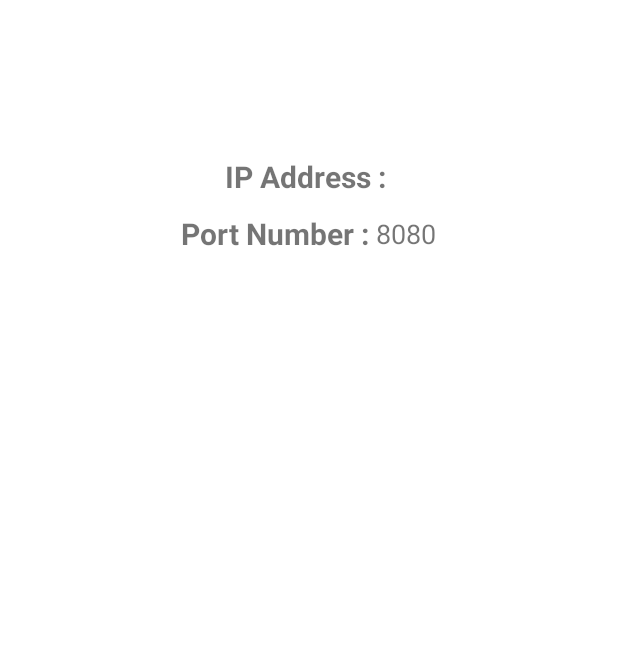
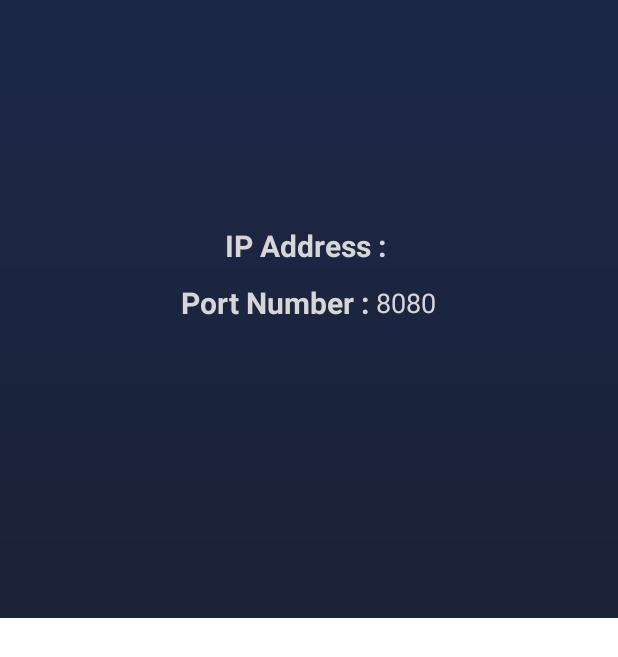
Before and after one commit to sowmen/Android-P2P-Chat-Messenger-using-Java-TCP-IP-Socket-Programming, an Android app: the ShowInfoActivity screen opened directly, with no data from a screen before it, on a phone screen of 412 x 824 dp. Shown: the top 657 px of the screen. Run offline under Robolectric (Android 15) with nearby library versions, the phone set to English and light mode, and no system bars; libraries missing offline, so code that uses them is left out: net.glxn.qrgen; 1 statement that could not run was skipped.

Commit message:
Added drawables

```diff
--- /dev/null
+++ b/app/src/main/res/drawable/background_gradient.xml
@@ -0,0 +1,8 @@
+<?xml version="1.0" encoding="utf-8"?>
+<shape xmlns:android="http://schemas.android.com/apk/res/android"
+    android:shape="rectangle">
+    <gradient
+        android:startColor="#FF1B2338"
+        android:endColor="#FF1C2747"
+        android:angle="90"/>
+</shape>
--- a/app/src/main/res/layout/activity_show_info.xml
+++ b/app/src/main/res/layout/activity_show_info.xml
@@ -4,16 +4,33 @@
     xmlns:tools="http://schemas.android.com/tools"
     android:layout_width="match_parent"
     android:layout_height="match_parent"
+    android:background="#FFFFFF"
     tools:context=".ShowInfoActivity"
     android:orientation="vertical"
     android:gravity="center">
+    <LinearLayout
+        android:orientation="vertical"
+        android:layout_width="match_parent"
+        android:layout_height="match_parent">
+
+        <ImageView
+            android:layout_width="match_parent"
+            android:layout_height="0dp"
+            android:layout_weight="1"
+            android:background="@drawable/background_gradient"
+            android:cropToPadding="false" />
+        <ImageView
+            android:layout_weight="1"
+            android:layout_width="match_parent"
+            android:layout_height="0dp" />
+    </LinearLayout>
 
     <LinearLayout
         android:id="@+id/linearLayout4"
         android:layout_width="match_parent"
         android:layout_height="wrap_content"
         android:layout_marginStart="8dp"
-        android:layout_marginTop="104dp"
+        android:layout_marginTop="150dp"
         android:layout_marginEnd="8dp"
         android:gravity="center"
         app:layout_constraintEnd_toEndOf="parent"
@@ -26,6 +43,7 @@
             android:layout_width="wrap_content"
             android:layout_height="wrap_content"
             android:text="IP Address : "
+            android:textColor="@color/white"
             android:textSize="20sp"
             android:textStyle="bold" />
 
@@ -33,6 +51,7 @@
             android:id="@+id/ipDisplay"
             android:layout_width="wrap_content"
             android:layout_height="wrap_content"
+            android:textColor="@color/warm_grey"
             android:text="TextView"
             android:textSize="18sp" />
 
@@ -59,6 +78,7 @@
             android:layout_width="wrap_content"
             android:layout_height="wrap_content"
             android:text="Port Number : "
+            android:textColor="@color/white"
             android:textSize="20sp"
             android:textStyle="bold" />
 
@@ -67,6 +87,7 @@
             android:layout_width="wrap_content"
             android:layout_height="wrap_content"
             android:text="TextView"
+            android:textColor="@color/warm_grey"
             android:textSize="18sp" />
     </LinearLayout>
 
```
Also changed, not shown: app/src/main/res/drawable/background_white.xml (added, +11 -0 lines), app/src/main/res/drawable/buttonscan.xml (added, +12 -0 lines), app/src/main/res/drawable/buttonshape.xml (added, +13 -0 lines), app/src/main/res/drawable/ic_person.xml (added, +9 -0 lines), app/src/main/res/layout/activity_connect_to_user.xml (+28 -5 lines), app/src/main/res/layout/activity_main.xml (+58 -27 lines).
